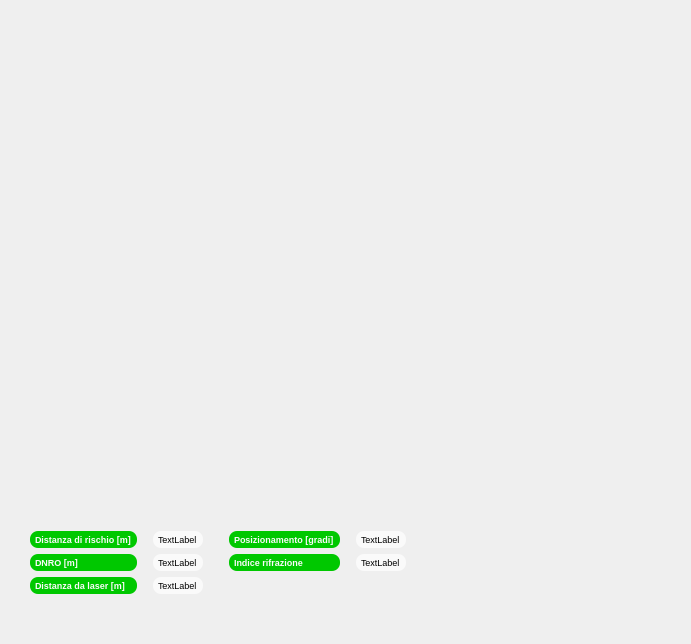
crocodile119/Laser-Studio, file fresnelchartdialog.ui: the form before one commit.
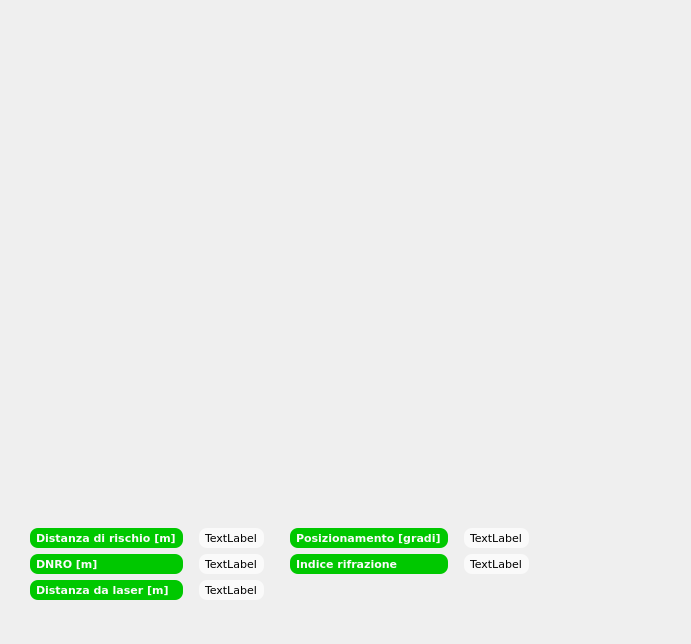
The form after the commit.

The edit to the form file:
```diff
--- a/fresnelchartdialog.ui
+++ b/fresnelchartdialog.ui
@@ -13,7 +13,7 @@
   <property name="font">
    <font>
     <family>Verdana</family>
-    <pointsize>7</pointsize>
+    <pointsize>8</pointsize>
    </font>
   </property>
   <property name="windowTitle">
@@ -79,8 +79,8 @@
          <widget class="QLabel" name="positioningLabel">
           <property name="font">
            <font>
-            <family>MS Shell Dlg 2</family>
-            <pointsize>7</pointsize>
+            <family>Verdana</family>
+            <pointsize>8</pointsize>
            </font>
           </property>
           <property name="styleSheet">
@@ -100,8 +100,8 @@
          <widget class="QLabel" name="refractionLabel">
           <property name="font">
            <font>
-            <family>MS Shell Dlg 2</family>
-            <pointsize>7</pointsize>
+            <family>Verdana</family>
+            <pointsize>8</pointsize>
            </font>
           </property>
           <property name="styleSheet">
@@ -138,8 +138,8 @@
          <widget class="QLabel" name="hazardLabel">
           <property name="font">
            <font>
-            <family>MS Shell Dlg 2</family>
-            <pointsize>7</pointsize>
+            <family>Verdana</family>
+            <pointsize>8</pointsize>
            </font>
           </property>
           <property name="styleSheet">
@@ -159,8 +159,8 @@
          <widget class="QLabel" name="DNRO_Label">
           <property name="font">
            <font>
-            <family>MS Shell Dlg 2</family>
-            <pointsize>7</pointsize>
+            <family>Verdana</family>
+            <pointsize>8</pointsize>
            </font>
           </property>
           <property name="styleSheet">
@@ -180,8 +180,8 @@
          <widget class="QLabel" name="distanceLabel">
           <property name="font">
            <font>
-            <family>MS Shell Dlg 2</family>
-            <pointsize>7</pointsize>
+            <family>Verdana</family>
+            <pointsize>8</pointsize>
            </font>
           </property>
           <property name="styleSheet">
@@ -218,8 +218,8 @@
          <widget class="QLabel" name="label_5">
           <property name="font">
            <font>
-            <family>MS Shell Dlg 2</family>
-            <pointsize>7</pointsize>
+            <family>Verdana</family>
+            <pointsize>8</pointsize>
             <weight>75</weight>
             <bold>true</bold>
            </font>
@@ -242,8 +242,8 @@
          <widget class="QLabel" name="label_3">
           <property name="font">
            <font>
-            <family>MS Shell Dlg 2</family>
-            <pointsize>7</pointsize>
+            <family>Verdana</family>
+            <pointsize>8</pointsize>
             <weight>75</weight>
             <bold>true</bold>
            </font>
@@ -296,8 +296,8 @@
          <widget class="QLabel" name="label_4">
           <property name="font">
            <font>
-            <family>MS Shell Dlg 2</family>
-            <pointsize>7</pointsize>
+            <family>Verdana</family>
+            <pointsize>8</pointsize>
             <weight>75</weight>
             <bold>true</bold>
            </font>
@@ -320,8 +320,8 @@
          <widget class="QLabel" name="label">
           <property name="font">
            <font>
-            <family>MS Shell Dlg 2</family>
-            <pointsize>7</pointsize>
+            <family>Verdana</family>
+            <pointsize>8</pointsize>
             <weight>75</weight>
             <bold>true</bold>
            </font>
@@ -344,8 +344,8 @@
          <widget class="QLabel" name="label_2">
           <property name="font">
            <font>
-            <family>MS Shell Dlg 2</family>
-            <pointsize>7</pointsize>
+            <family>Verdana</family>
+            <pointsize>8</pointsize>
             <weight>75</weight>
             <bold>true</bold>
            </font>
```
Left out of the diff: 6 changed lines with no effect on the pictures.
